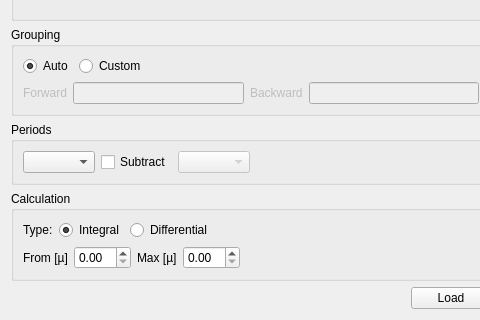
Qt form Code/Mantid/MantidQt/CustomInterfaces/inc/MantidQtCustomInterfaces/Muon/ALCDataLoadingView.ui (mantidproject/mantid) before a commit; both pictures show x 0 to 480 and y 166 to 486 of the 943 by 486 pixel window.
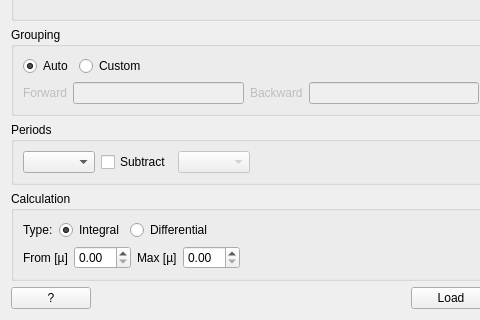
The same form after that commit. Custom widgets are drawn as their Qt base class.

Commit message: Re #9495 Add help button to data loading step

What changed in the file:
```diff
--- a/Code/Mantid/MantidQt/CustomInterfaces/inc/MantidQtCustomInterfaces/Muon/ALCDataLoadingView.ui
+++ b/Code/Mantid/MantidQt/CustomInterfaces/inc/MantidQtCustomInterfaces/Muon/ALCDataLoadingView.ui
@@ -435,6 +435,13 @@
               </item>
               <item>
                 <layout class="QHBoxLayout" name="horizontalLayout_3">
+                  <item>
+                    <widget class="QPushButton" name="help">
+                      <property name="text">
+                        <string>?</string>
+                      </property>
+                    </widget>
+                  </item>
                   <item>
                     <spacer name="horizontalSpacer">
                       <property name="orientation">
```
Left out of the diff: 1 changed line with no effect on the pictures.
